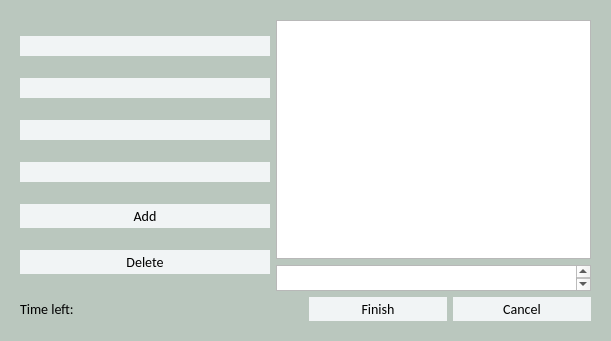
Before: the Qt Designer form Source/Time Track/clockoutform.ui in joshuawootonn/time-track, drawn with Qt 5.
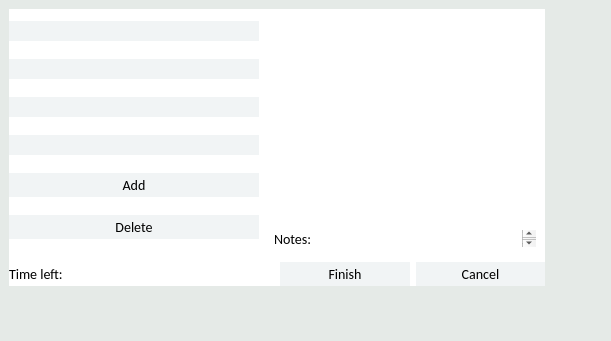
After: the same form once the commit is applied.

```diff
--- a/Source/Time Track/clockoutform.ui
+++ b/Source/Time Track/clockoutform.ui
@@ -22,7 +22,7 @@
   <property name="styleSheet">
    <string notr="true">QWidget#ClockoutForm{
 
-background-color:#BAC7BE;
+background-color:#E5EAE7;
 }
 *{
 font-family:&quot;Calibri&quot;;
@@ -31,18 +31,6 @@
 }
 
 
-QTabWidget{
-margin:0px;
-padding:0px;
-border-top: 15px solid #D3D3D3;
-
-background-color:#F1F4F5;
-
-}
-QTabWidget#EmployeeSettings{
-background-color:#F1F4F5;
-}
-
 
 QStackedWidget{
 margin:0px;
@@ -51,12 +39,25 @@
 
 
 QWidget{
+
 margin:0px;
 padding:0px;
 }
+QWidget#bigwidger{
+background-color:#FFFFFF;
+border:none;
+}
 
 
 
+QTableWidget{
+border:none;
+}
+QTextEdit{
+border:none;
+}
+
+
 QPushButton{
 padding:3px;
 border:none;
@@ -67,6 +68,19 @@
 }
 
 
+QDateTimeEdit{
+border:none;
+background-color:#F1F4F5;
+}
+QDateEditTime:hover{
+border:none;
+background-color:#E4E9EB;
+}
+QDateEditTime::drop-down{
+border:none;
+}
+
+
 QComboBox{
 border:none;
 background-color:#F1F4F5;
@@ -99,9 +113,15 @@
 }
 </string>
   </property>
-  <layout class="QGridLayout" name="gridLayout">
-   <item row="0" column="0">
-    <widget class="QWidget" name="idk" native="true">
+  <widget class="QWidget" name="bigwidger" native="true">
+   <property name="geometry">
+    <rect>
+     <x>9</x>
+     <y>9</y>
+     <width>536</width>
+     <height>277</height>
+    </rect>
+   </property>
      <layout class="QVBoxLayout" name="verticalLayout_2">
       <item>
        <layout class="QHBoxLayout" name="horizontalLayout">
@@ -190,6 +210,28 @@
            </widget>
           </item>
           <item>
+         <widget class="QWidget" name="DescriptionWidget" native="true">
+          <property name="maximumSize">
+           <size>
+            <width>16777215</width>
+            <height>35</height>
+           </size>
+          </property>
+          <layout class="QHBoxLayout" name="horizontalLayout_3">
+           <item>
+            <widget class="QLabel" name="label_2">
+             <property name="maximumSize">
+              <size>
+               <width>16777215</width>
+               <height>26</height>
+              </size>
+             </property>
+             <property name="text">
+              <string>Notes:</string>
+             </property>
+            </widget>
+           </item>
+           <item>
            <widget class="QTextEdit" name="Description">
             <property name="maximumSize">
              <size>
@@ -200,6 +242,9 @@
            </widget>
           </item>
          </layout>
+         </widget>
+        </item>
+       </layout>
         </item>
        </layout>
       </item>
@@ -237,8 +282,6 @@
       </item>
      </layout>
     </widget>
-   </item>
-  </layout>
  </widget>
  <resources/>
  <connections/>
```
Lines whose indentation alone changed are shown as unchanged.
